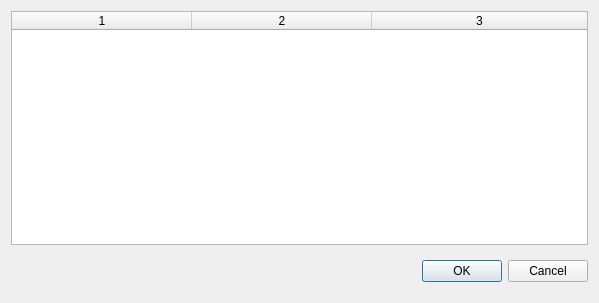
Qt form recovery/adjustsizes.ui (procount/pinn) before a commit.
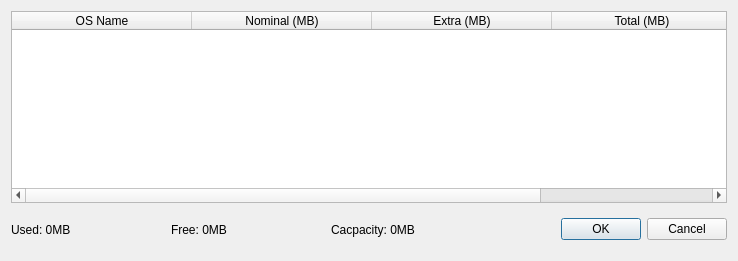
The same form after that commit.

Commit message: Added total labels - need calculating

The edit to the form file:
```diff
--- a/recovery/adjustsizes.ui
+++ b/recovery/adjustsizes.ui
@@ -6,10 +6,16 @@
    <rect>
     <x>0</x>
     <y>0</y>
-    <width>599</width>
-    <height>303</height>
+    <width>738</width>
+    <height>261</height>
    </rect>
   </property>
+  <property name="sizePolicy">
+   <sizepolicy hsizetype="Preferred" vsizetype="Preferred">
+    <horstretch>0</horstretch>
+    <verstretch>0</verstretch>
+   </sizepolicy>
+  </property>
   <property name="windowTitle">
    <string>Adjust size of OSes</string>
   </property>
@@ -22,6 +28,12 @@
        <verstretch>0</verstretch>
       </sizepolicy>
      </property>
+     <property name="minimumSize">
+      <size>
+       <width>480</width>
+       <height>0</height>
+      </size>
+     </property>
      <property name="maximumSize">
       <size>
        <width>16777215</width>
@@ -32,7 +44,7 @@
       <enum>QAbstractItemView::NoSelection</enum>
      </property>
      <property name="columnCount">
-      <number>3</number>
+      <number>4</number>
      </property>
      <attribute name="horizontalHeaderCascadingSectionResizes">
       <bool>false</bool>
@@ -54,14 +66,56 @@
      </attribute>
      <column>
       <property name="text">
-       <string>1</string>
+       <string>OS Name</string>
       </property>
      </column>
-     <column/>
-     <column/>
+     <column>
+      <property name="text">
+       <string>Nominal (MB)</string>
+      </property>
+     </column>
+     <column>
+      <property name="text">
+       <string>Extra (MB)</string>
+      </property>
+     </column>
+     <column>
+      <property name="text">
+       <string>Total (MB)</string>
+      </property>
+     </column>
     </widget>
    </item>
-   <item row="2" column="0">
+   <item row="3" column="0">
+    <layout class="QHBoxLayout" name="horizontalLayout">
+     <property name="spacing">
+      <number>100</number>
+     </property>
+     <property name="leftMargin">
+      <number>0</number>
+     </property>
+     <item>
+      <widget class="QLabel" name="usedLbl">
+       <property name="text">
+        <string>Used: 0MB</string>
+       </property>
+      </widget>
+     </item>
+     <item>
+      <widget class="QLabel" name="freeLbl">
+       <property name="text">
+        <string>Free: 0MB </string>
+       </property>
+      </widget>
+     </item>
+     <item>
+      <widget class="QLabel" name="capacityLbl">
+       <property name="text">
+        <string>Cacpacity: 0MB</string>
+       </property>
+      </widget>
+     </item>
+     <item>
     <widget class="QDialogButtonBox" name="buttonBox1">
      <property name="sizePolicy">
       <sizepolicy hsizetype="Preferred" vsizetype="Preferred">
@@ -88,6 +142,8 @@
       <set>QDialogButtonBox::Cancel|QDialogButtonBox::Ok</set>
      </property>
     </widget>
+     </item>
+    </layout>
    </item>
   </layout>
  </widget>
```
Lines whose indentation alone changed are shown as unchanged. The commit also changes 3 other files.
